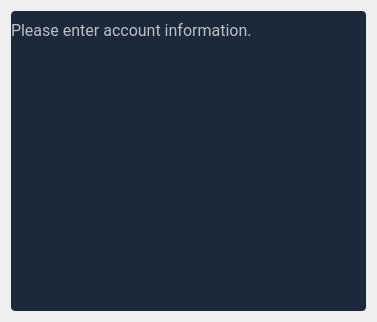
Above: budgetter/view/skeletons/AddAccount.ui from opierre/Budgetter before the change. Below: the same form after it.
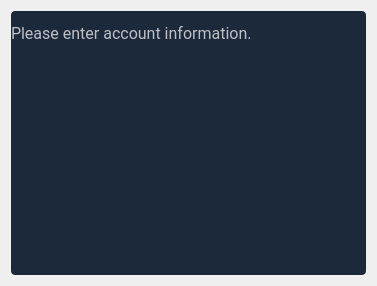
That is the form after the change. Custom widgets are drawn as their Qt base class.

Commit message: feat: check and warn for empty widget in add account dialog

```diff
--- a/budgetter/view/skeletons/AddAccount.ui
+++ b/budgetter/view/skeletons/AddAccount.ui
@@ -7,7 +7,7 @@
     <x>0</x>
     <y>0</y>
     <width>377</width>
-    <height>322</height>
+    <height>286</height>
    </rect>
   </property>
   <property name="windowTitle">
@@ -81,7 +81,7 @@
     <widget class="QWidget" name="account" native="true">
      <layout class="QVBoxLayout" name="verticalLayout">
       <property name="spacing">
-       <number>20</number>
+       <number>10</number>
       </property>
       <property name="leftMargin">
        <number>0</number>
@@ -122,6 +122,9 @@
       </item>
       <item>
        <layout class="QVBoxLayout" name="verticalLayout_2">
+        <property name="spacing">
+         <number>4</number>
+        </property>
         <property name="bottomMargin">
          <number>0</number>
         </property>
```
The commit also changes 7 other files.
